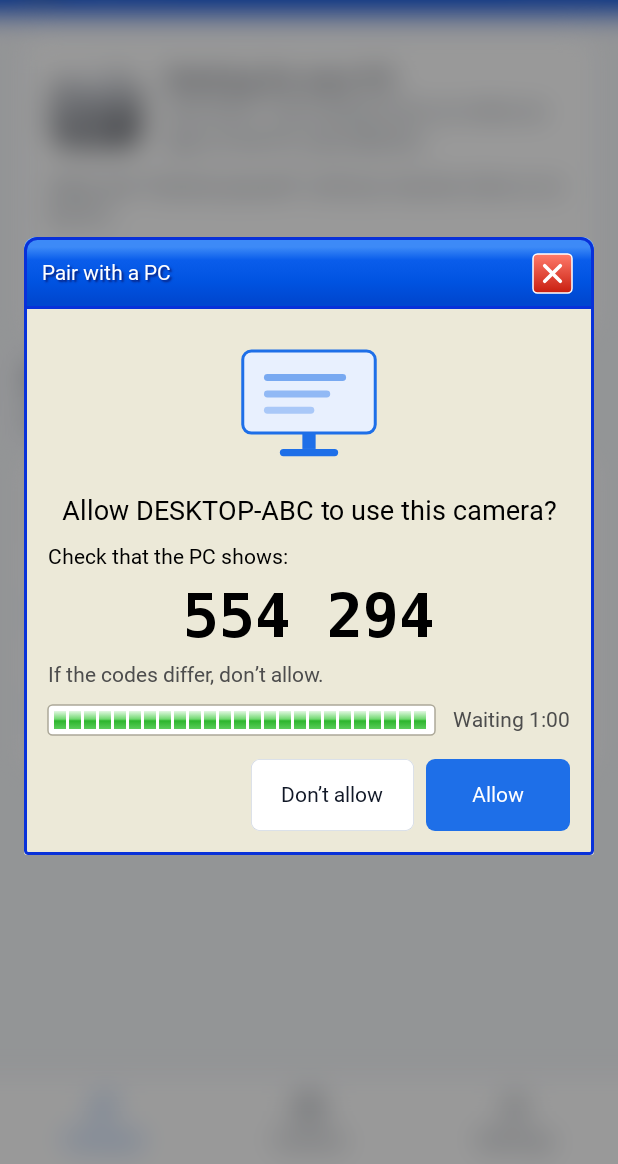
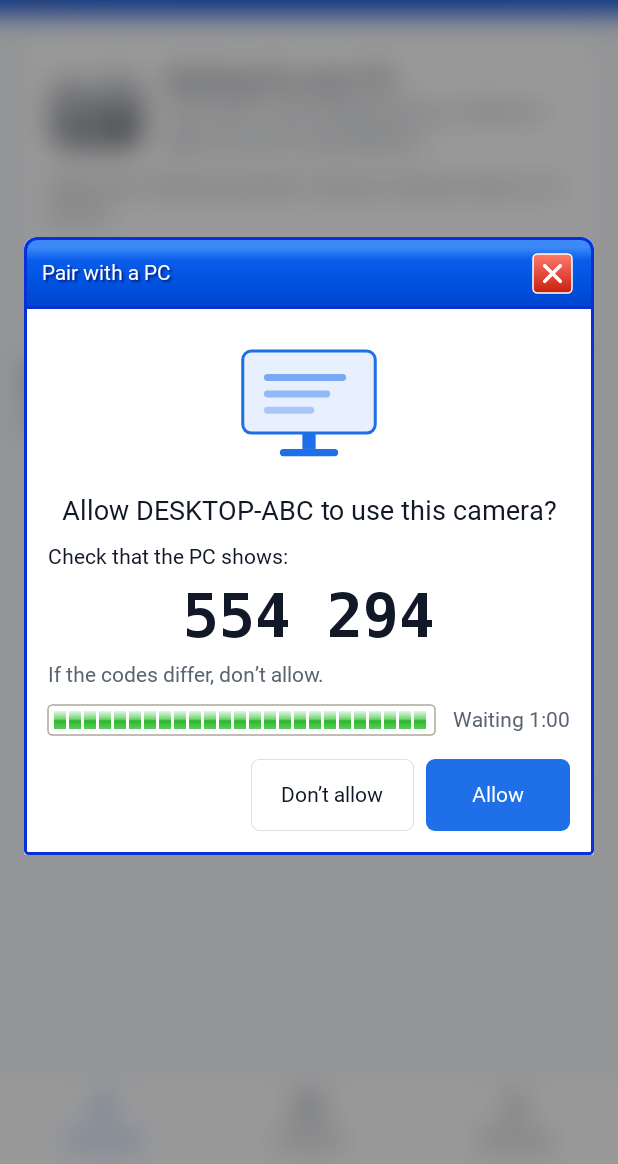
Before and after one commit to whoissaaif/mycam, an Android app built with Jetpack Compose: the @Preview function PairingPreview, on a phone screen of 412 x 824 dp, the part 72-1236 px from its top. Run offline under Robolectric (Android 15) with nearby library versions, the phone set to English and light mode, and no system bars; Roboto replaces fonts that are not available here.

Commit message:
Pairing: both code screens move to the v2 flat palette
The pairing surfaces were the last places still wearing the old XP face. The
PC dialog filled its body with the Luna beige (#ECE9D8) and drew the headline
and the code in navy (#1D3F8A), the code box in XP steel (#7F9DB9), an etched
beige-over-white groove above the buttons, and the old 3-D push button. It now
matches the window's own pairing page: page grey, ink text, the code in a pale
bordered box, a hairline, and the flat button kit.

The phone's dialog frame had the same beige face; it is a white sheet now, and
the dialog's text uses the v2 ink tokens rather than pure black. The licence
block behind it moves to the page grey so it still reads as inset.

The Luna title bar stays on both: each app's own header uses the same one, so
it is the design rather than a leftover.

PushButton and SunkenFrame now have no callers.

Co-Authored-By: Claude Opus 5 <noreply@anthropic.com>

```diff
--- a/app/src/main/java/io/github/whoissaaif/mycam/ui/PairingDialog.kt
+++ b/app/src/main/java/io/github/whoissaaif/mycam/ui/PairingDialog.kt
@@ -53,7 +53,7 @@ import androidx.compose.ui.unit.dp
 import io.github.whoissaaif.mycam.R
 import io.github.whoissaaif.mycam.WebcamService
 import io.github.whoissaaif.mycam.ui.theme.PairingCodeStyle
-import io.github.whoissaaif.mycam.ui.theme.Xp
+import io.github.whoissaaif.mycam.ui.theme.V2
 import io.github.whoissaaif.mycam.ui.v2.MonitorIllustration
 import io.github.whoissaaif.mycam.ui.v2.PrimaryButton
 import io.github.whoissaaif.mycam.ui.v2.SecondaryButton
@@ -121,11 +121,11 @@ fun PairingDialog(
         ) {
             if (timedOut) {
                 Text(
-                    stringResource(R.string.pair_timed_out), style = MaterialTheme.typography.titleLarge, color = Xp.Text,
+                    stringResource(R.string.pair_timed_out), style = MaterialTheme.typography.titleLarge, color = V2.Text,
                     modifier = Modifier.semantics { liveRegion = LiveRegionMode.Polite },
                 )
                 Spacer(Modifier.height(8.dp))
-                Text(stringResource(R.string.pair_timed_out_detail, lastName), style = MaterialTheme.typography.bodyMedium, color = Xp.Subtle)
+                Text(stringResource(R.string.pair_timed_out_detail, lastName), style = MaterialTheme.typography.bodyMedium, color = V2.Subtle)
                 Spacer(Modifier.height(16.dp))
                 Row(Modifier.fillMaxWidth(), horizontalArrangement = Arrangement.End) {
                     XpButton(stringResource(R.string.close), onClick = onDismissTimedOut, isDefault = true)
@@ -156,27 +156,27 @@ private fun PairingBody(pcName: String, code: String, deadline: Long, onAnswer:
     Spacer(Modifier.height(12.dp))
     Text(
         stringResource(R.string.pair_question, pcName), style = MaterialTheme.typography.titleLarge,
-        color = Xp.Text, textAlign = TextAlign.Center, modifier = Modifier.fillMaxWidth(),
+        color = V2.Text, textAlign = TextAlign.Center, modifier = Modifier.fillMaxWidth(),
     )
     Spacer(Modifier.height(12.dp))
-    Text(stringResource(R.string.pair_check), style = MaterialTheme.typography.bodyMedium, color = Xp.Text)
+    Text(stringResource(R.string.pair_check), style = MaterialTheme.typography.bodyMedium, color = V2.Text)
     val shown = WebcamService.formatCode(code)
     Text(
-        shown, style = PairingCodeStyle, color = Xp.Text, textAlign = TextAlign.Center,
+        shown, style = PairingCodeStyle, color = V2.Text, textAlign = TextAlign.Center,
         modifier = Modifier
             .fillMaxWidth()
             .padding(vertical = 8.dp)
             // TalkBack reads the code digit by digit.
             .clearAndSetSemantics { contentDescription = code.toCharArray().joinToString(" ") },
     )
-    Text(stringResource(R.string.pair_differ), style = MaterialTheme.typography.bodyMedium, color = Xp.Subtle)
+    Text(stringResource(R.string.pair_differ), style = MaterialTheme.typography.bodyMedium, color = V2.Subtle)
     Spacer(Modifier.height(12.dp))
     Row(verticalAlignment = Alignment.CenterVertically) {
         XpProgressBar(remaining.toFloat() / total, Modifier.weight(1f))
         Spacer(Modifier.width(12.dp))
         Text(
             stringResource(R.string.pair_waiting, String.format(Locale.US, "%d:%02d", seconds / 60, seconds % 60)),
-            style = MaterialTheme.typography.bodyMedium, color = Xp.Subtle,
+            style = MaterialTheme.typography.bodyMedium, color = V2.Subtle,
         )
     }
     Spacer(Modifier.height(16.dp))
@@ -200,17 +200,17 @@ fun LicenceDialog(visible: Boolean, onClose: () -> Unit) {
     BackHandler(enabled = visible, onBack = onClose)
     ModalLayer(visible) {
         XpDialogFrame(stringResource(R.string.about_licences_title), onClose = onClose) {
-            Text(stringResource(R.string.about_font), style = MaterialTheme.typography.titleMedium, color = Xp.Text)
+            Text(stringResource(R.string.about_font), style = MaterialTheme.typography.titleMedium, color = V2.Text)
             Spacer(Modifier.height(8.dp))
             Column(
                 Modifier
                     .fillMaxWidth()
                     .heightIn(max = 360.dp)
-                    .background(Xp.Card)
+                    .background(V2.Page)
                     .verticalScroll(rememberScrollState())
                     .padding(8.dp),
             ) {
-                Text(text, style = MaterialTheme.typography.bodyMedium, color = Xp.Text)
+                Text(text, style = MaterialTheme.typography.bodyMedium, color = V2.Text)
             }
             Spacer(Modifier.height(12.dp))
             Row(Modifier.fillMaxWidth(), horizontalArrangement = Arrangement.End) {
--- a/app/src/main/java/io/github/whoissaaif/mycam/ui/xp/XpComponents.kt
+++ b/app/src/main/java/io/github/whoissaaif/mycam/ui/xp/XpComponents.kt
@@ -104,6 +104,7 @@ import androidx.compose.ui.unit.IntOffset
 import androidx.compose.ui.unit.dp
 import io.github.whoissaaif.mycam.R
 import io.github.whoissaaif.mycam.ui.theme.LocalReducedMotion
+import io.github.whoissaaif.mycam.ui.theme.V2
 import io.github.whoissaaif.mycam.ui.theme.Xp
 
 // Windows XP "Luna" building blocks for Compose (redesign.md sections 3 and 6). Drawn from scratch: XP is the
@@ -900,7 +901,9 @@ fun XpDialogFrame(
             .widthIn(max = 480.dp)
             .fillMaxWidth()
             .clip(shape)
-            .background(Xp.Surface)
+            // v2 flat kit: a white sheet, not the XP beige face. The Luna title bar stays, because the
+            // app's own header uses the same one (redesign-v2.md §4).
+            .background(V2.Card)
             .drawWithContent {
                 drawContent()
                 // The window frame on top of the content, following the shape (rounded top, square-ish bottom).
```
Also changed, not shown: 1 other file.
